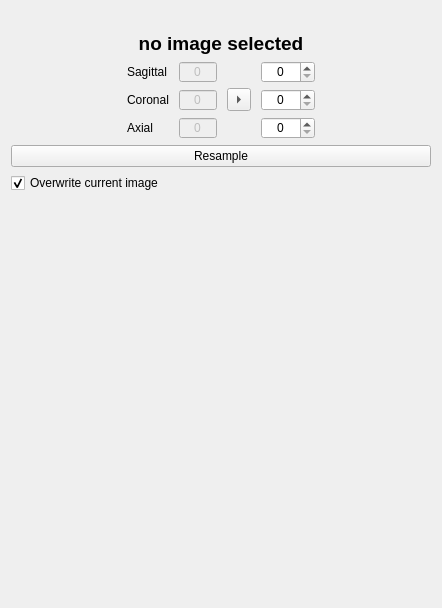
The window that src/internal/ResampleViewControls.ui (araex/mitk-gem) describes before a commit, drawn with Qt 5.
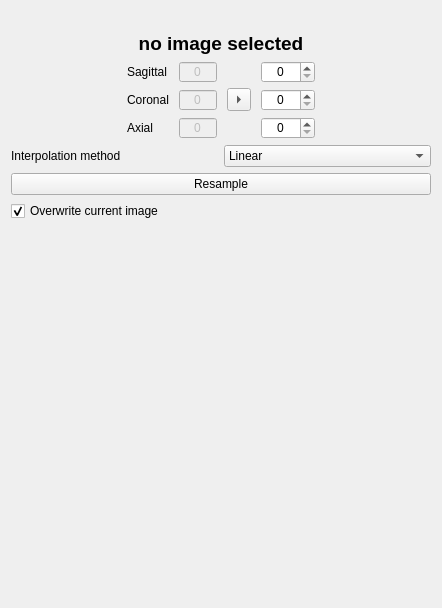
The same window after the commit.

Commit message: added dropdown for selection of interpolator

What changed in the file:
```diff
--- a/src/internal/ResampleViewControls.ui
+++ b/src/internal/ResampleViewControls.ui
@@ -387,6 +387,55 @@
              </item>
             </layout>
            </item>
+           <item>
+            <widget class="QWidget" name="widget" native="true">
+             <layout class="QHBoxLayout" name="horizontalLayout_4">
+              <property name="leftMargin">
+               <number>0</number>
+              </property>
+              <property name="topMargin">
+               <number>0</number>
+              </property>
+              <property name="rightMargin">
+               <number>0</number>
+              </property>
+              <property name="bottomMargin">
+               <number>0</number>
+              </property>
+              <item>
+               <widget class="QLabel" name="label_4">
+                <property name="text">
+                 <string>Interpolation method</string>
+                </property>
+               </widget>
+              </item>
+              <item>
+               <widget class="QComboBox" name="interpolatorComboBox">
+                <item>
+                 <property name="text">
+                  <string>Linear</string>
+                 </property>
+                </item>
+                <item>
+                 <property name="text">
+                  <string>Nearest neighbor</string>
+                 </property>
+                </item>
+                <item>
+                 <property name="text">
+                  <string>Gaussian</string>
+                 </property>
+                </item>
+                <item>
+                 <property name="text">
+                  <string>BSpline</string>
+                 </property>
+                </item>
+               </widget>
+              </item>
+             </layout>
+            </widget>
+           </item>
            <item>
             <widget class="QPushButton" name="resampleButton">
              <property name="text">
```
The commit also changes 1 other file.
